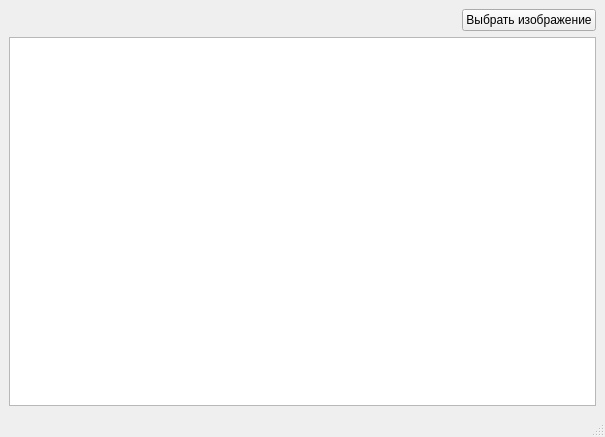
First picture: the form in PixelModel/mainwindow.ui, repository n3v3rdie/qt-hometask1, before the edit.
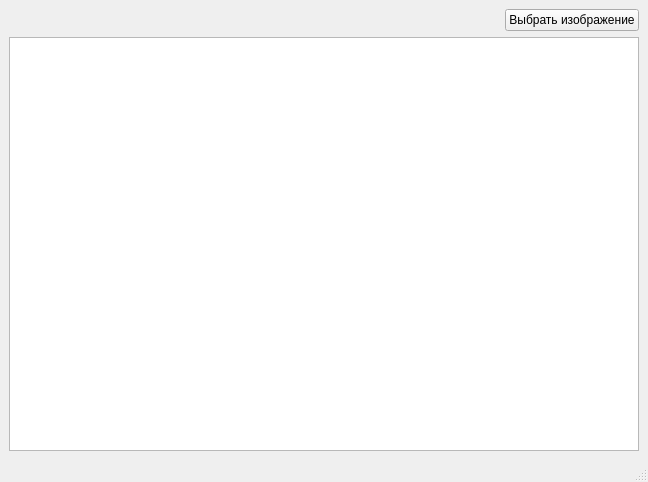
Second picture: the form after the edit.

What changed in the file:
```diff
--- a/PixelModel/mainwindow.ui
+++ b/PixelModel/mainwindow.ui
@@ -6,8 +6,8 @@
    <rect>
     <x>0</x>
     <y>0</y>
-    <width>605</width>
-    <height>437</height>
+    <width>648</width>
+    <height>482</height>
    </rect>
   </property>
   <property name="windowTitle">
```
Left out of the diff: 2 changed lines with no effect on the pictures.
